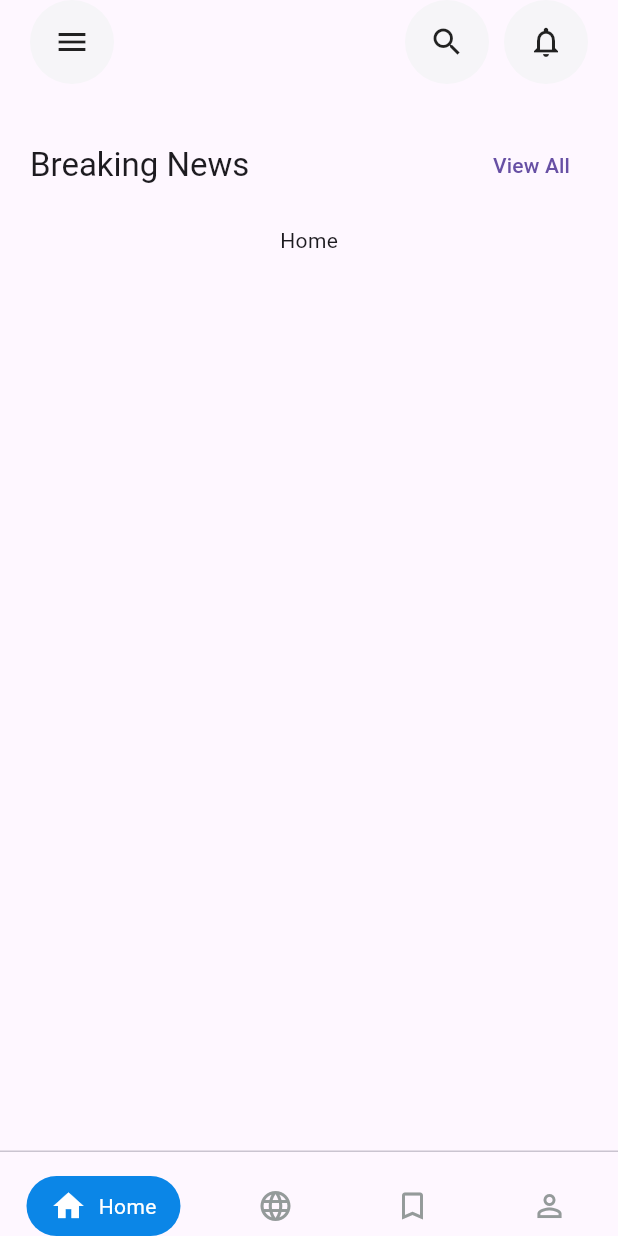
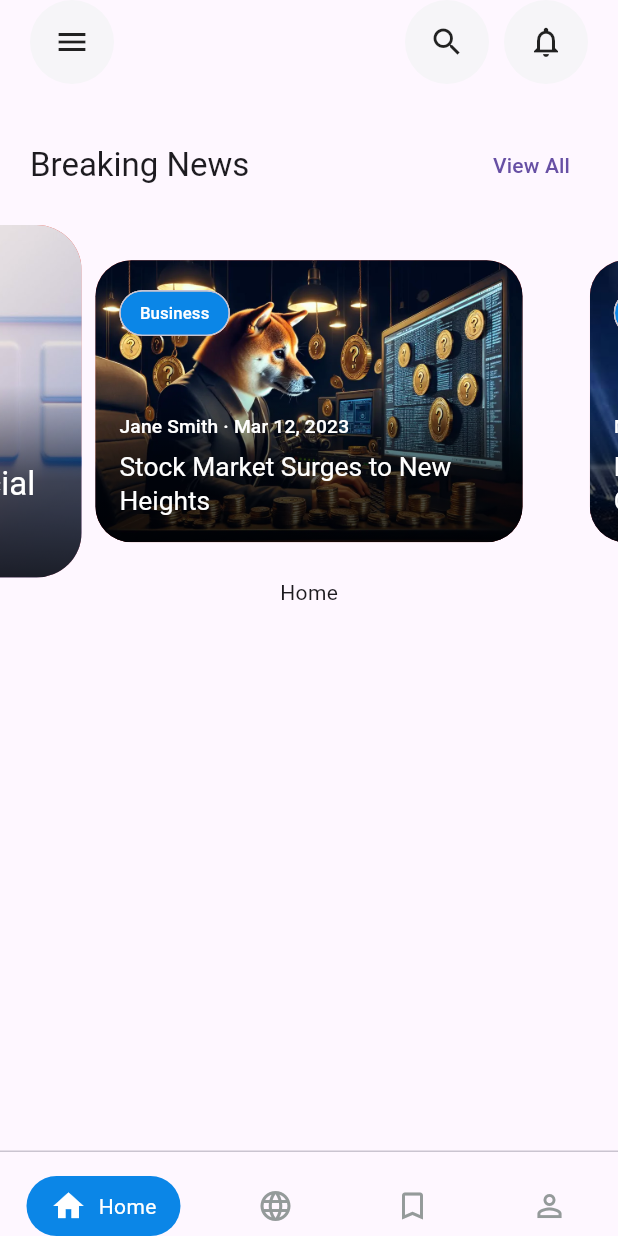
Before and after one commit to berkaysaahin/Foresight---News-and-Articles, a Flutter app: the screen it shows after launch, on a phone screen of 412 x 824 dp. Run offline on Flutter 3.47's test engine with Material 3 defaults, Android fonts, the phone set to English and light mode, and no system bars.

Commit message:
home slider

```diff
--- /dev/null
+++ b/lib/core/utils/app_date_formatters.dart
@@ -0,0 +1,5 @@
+import 'package:intl/intl.dart';
+
+class AppDateFormatters {
+  static String mdY(DateTime dt) => DateFormat('MMM d, yyyy').format(dt);
+}
--- /dev/null
+++ b/lib/dummy.dart
@@ -0,0 +1,29 @@
+const newsrItems = [
+  {
+    'imageAssetPath': 'assets/images/raster/news1.jpg',
+    'category': 'Technology',
+    'author': 'John Doe',
+    'date': '2023-02-27',
+    'title': 'New Advancements in Artificial Intelligence',
+    'content':
+        'Lorem ipsum dolor sit amet, consectetur adipiscing elit. Sed accumsan tortor vitae ipsum suscipit, a dapibus neque accumsan. Aenean eget dapibus odio. Integer in risus quis nulla eleifend finibus. Sed id turpis eget ligula varius facilisis.'
+  },
+  {
+    'imageAssetPath': 'assets/images/raster/news2.jpg',
+    'category': 'Business',
+    'author': 'Jane Smith',
+    'date': '2023-03-12',
+    'title': 'Stock Market Surges to New Heights',
+    'content':
+        'Lorem ipsum dolor sit amet, consectetur adipiscing elit. Sed accumsan tortor vitae ipsum suscipit, a dapibus neque accumsan. Aenean eget dapibus odio. Integer in risus quis nulla eleifend finibus. Sed id turpis eget ligula varius facilisis.'
+  },
+  {
+    'imageAssetPath': 'assets/images/raster/news3.jpg',
+    'category': 'Sports',
+    'author': 'Michael Johnson',
+    'date': '2024-01-02',
+    'title': 'Local Soccer Team Wins Championship',
+    'content':
+        'Lorem ipsum dolor sit amet, consectetur adipiscing elit. Sed accumsan tortor vitae ipsum suscipit, a dapibus neque accumsan. Aenean eget dapibus odio. Integer in risus quis nulla eleifend finibus. Sed id turpis eget ligula varius facilisis.'
+  },
+];
--- a/lib/features/home/pages/home_page.dart
+++ b/lib/features/home/pages/home_page.dart
@@ -1,5 +1,6 @@
 import "package:flutter/material.dart";
 import "package:foresight_news_and_articles/features/home/widgets/home_heading.dart";
+import "package:foresight_news_and_articles/features/home/widgets/home_slider.dart";
 import "package:foresight_news_and_articles/features/home/widgets/home_top_buttons.dart";
 
 class HomePage extends StatelessWidget {
@@ -19,6 +20,7 @@ class HomePage extends StatelessWidget {
                 onPressed: () {},
               ),
             ),
+            HomeSlider(),
             Center(
               child: Text('Home'),
             ),
--- /dev/null
+++ b/lib/features/home/widgets/home_slider.dart
@@ -0,0 +1,56 @@
+import 'package:flutter/material.dart';
+import 'package:foresight_news_and_articles/dummy.dart';
+import 'package:foresight_news_and_articles/features/home/widgets/home_slider_item.dart';
+
+class HomeSlider extends StatefulWidget {
+  const HomeSlider({super.key});
+
+  @override
+  State<HomeSlider> createState() => _HomeSliderState();
+}
+
+class _HomeSliderState extends State<HomeSlider> {
+  late final PageController _pageController;
+
+  int _pageIndex = 0;
+
+  @override
+  void initState() {
+    super.initState();
+    _pageController = PageController(
+      viewportFraction: 0.8,
+      initialPage: 1000,
+    );
+  }
+
+  @override
+  void dispose() {
+    _pageController.dispose();
+    super.dispose();
+  }
+
+  @override
+  Widget build(BuildContext context) {
+    return SizedBox(
+        height: 235,
+        child: PageView.builder(
+          onPageChanged: (value) {
+            setState(() {
+              _pageIndex = value % newsrItems.length;
+            });
+          },
+          controller: _pageController,
+          itemBuilder: (context, index) {
+            final i = index % newsrItems.length;
+            return HomeSliderItem(
+              isActive: _pageIndex == i,
+              imageAssetPath: newsrItems[i]['imageAssetPath']!,
+              category: newsrItems[i]['category']!,
+              title: newsrItems[i]['title']!,
+              author: newsrItems[i]['author']!,
+              date: DateTime.parse(newsrItems[i]['date']!),
+            );
+          },
+        ));
+  }
+}
--- /dev/null
+++ b/lib/features/home/widgets/home_slider_item.dart
@@ -0,0 +1,99 @@
+import 'package:flutter/material.dart';
+import 'package:foresight_news_and_articles/core/utils/app_date_formatters.dart';
+import 'package:foresight_news_and_articles/theme/app_colors.dart';
+
+class HomeSliderItem extends StatelessWidget {
+  final bool isActive;
+  final String imageAssetPath;
+  final String category;
+  final String title;
+  final String author;
+  final DateTime date;
+  const HomeSliderItem(
+      {super.key,
+      required this.isActive,
+      required this.imageAssetPath,
+      required this.category,
+      required this.title,
+      required this.author,
+      required this.date});
+
+  @override
+  Widget build(BuildContext context) {
+    return FractionallySizedBox(
+      widthFactor: 1.08,
+      child: AnimatedScale(
+        duration: const Duration(milliseconds: 400),
+        scale: isActive ? 1 : 0.8,
+        child: ClipRRect(
+          borderRadius: BorderRadius.circular(30),
+          child: Stack(
+            alignment: AlignmentDirectional.bottomCenter,
+            children: [
+              Container(
+                color: Colors.red,
+              ),
+              Image.asset(
+                imageAssetPath,
+                fit: BoxFit.cover,
+                width: double.maxFinite,
+                height: double.maxFinite,
+              ),
+              Positioned(
+                top: 20,
+                left: 20,
+                child: Chip(
+                  shape: RoundedRectangleBorder(
+                    borderRadius: BorderRadius.circular(20),
+                  ),
+                  label: Text(
+                    category,
+                    style: const TextStyle(color: AppColors.white),
+                  ),
+                  backgroundColor: Theme.of(context).primaryColor,
+                ),
+              ),
+              Container(
+                width: double.maxFinite,
+                padding: const EdgeInsets.all(20),
+                decoration: const BoxDecoration(
+                  gradient: LinearGradient(
+                    colors: [
+                      AppColors.black08,
+                      AppColors.black06,
+                      AppColors.black00
+                    ],
+                    begin: Alignment.bottomCenter,
+                    end: Alignment.topCenter,
+                  ),
+                ),
+                child: Column(
+                  crossAxisAlignment: CrossAxisAlignment.start,
+                  mainAxisSize: MainAxisSize.min,
+                  children: [
+                    Text(
+                      '$author · ${AppDateFormatters.mdY(date)}',
+                      style: Theme.of(context).textTheme.subtitle1?.copyWith(
+                            color: AppColors.white,
+                          ),
+                      maxLines: 1,
+                    ),
+                    const SizedBox(
+                      height: 8,
+                    ),
+                    Text(
+                      title,
+                      style: Theme.of(context).textTheme.headline6?.copyWith(
+                            color: AppColors.white,
+                          ),
+                    ),
+                  ],
+                ),
+              ),
+            ],
+          ),
+        ),
+      ),
+    );
+  }
+}
--- a/lib/theme/app_colors.dart
+++ b/lib/theme/app_colors.dart
@@ -4,7 +4,10 @@ class AppColors {
   static const Color azureRadiance = Color(0xFF0B86E7);
   static const Color white = Color(0xFFFFFFFF);
   static const Color osloGray = Color(0xFF949A9A);
-  static const athenasGray = Color(0xFFF6F5F8);
+  static const Color black08 = Color(0xCC000000);
+  static const Color black06 = Color(0x99000000);
+  static const Color black00 = Color(0x00000000);
+  static const Color athenasGray = Color(0xFFF6F5F8);
 
   static const MaterialColor azureRadianceSwatch =
       MaterialColor(0xFF0B86E7, _azureRadianceMap);
--- a/pubspec.yaml
+++ b/pubspec.yaml
@@ -12,6 +12,7 @@ dependencies:
 
 
   cupertino_icons: ^1.0.2
+  intl: ^0.19.0
 
 dev_dependencies:
   flutter_test:
```
Also changed, not shown: assets/images/raster/news1.jpg (added), assets/images/raster/news2.jpg (added), assets/images/raster/news3.jpg (added), pubspec.lock.
